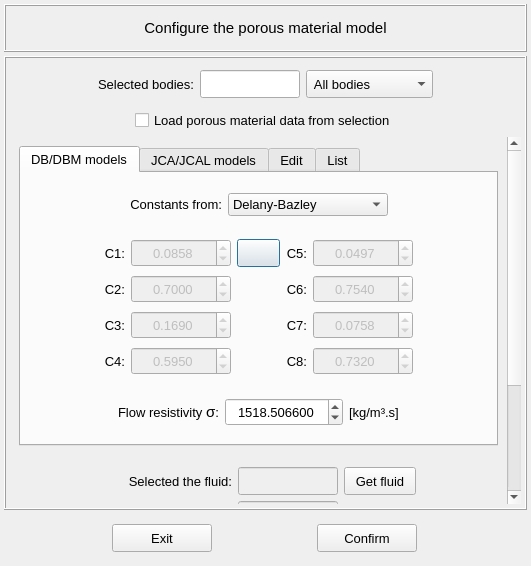
MOPT-UFSC/VIBRA, file vibra/interface/data/ui_files/model/acoustic/dissipation_models/porous_material_model_inputs.ui: the form before one commit.
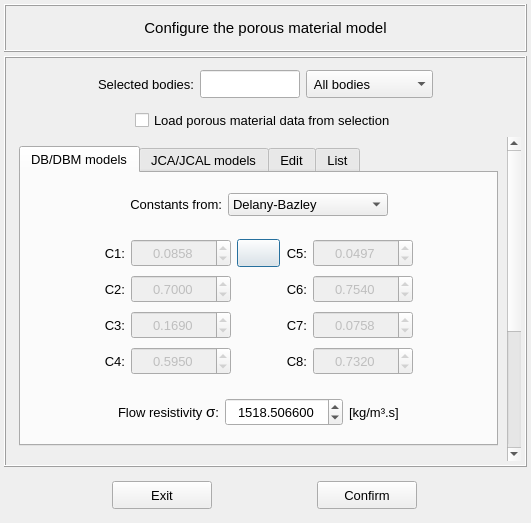
The form after the commit. Icons and pictures are not drawn.

Diff of the .ui file:
```diff
--- a/vibra/interface/data/ui_files/model/acoustic/dissipation_models/porous_material_model_inputs.ui
+++ b/vibra/interface/data/ui_files/model/acoustic/dissipation_models/porous_material_model_inputs.ui
@@ -7,7 +7,7 @@
     <x>0</x>
     <y>0</y>
     <width>531</width>
-    <height>566</height>
+    <height>523</height>
    </rect>
   </property>
   <property name="windowTitle">
```
